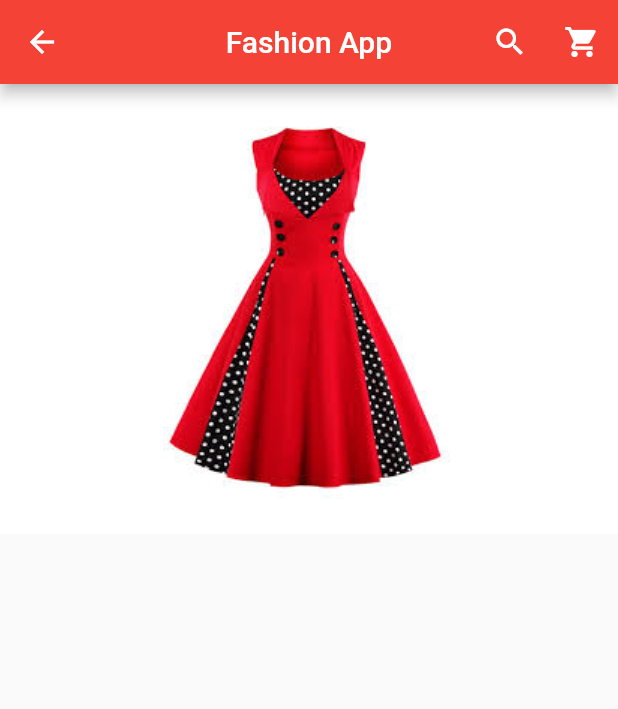
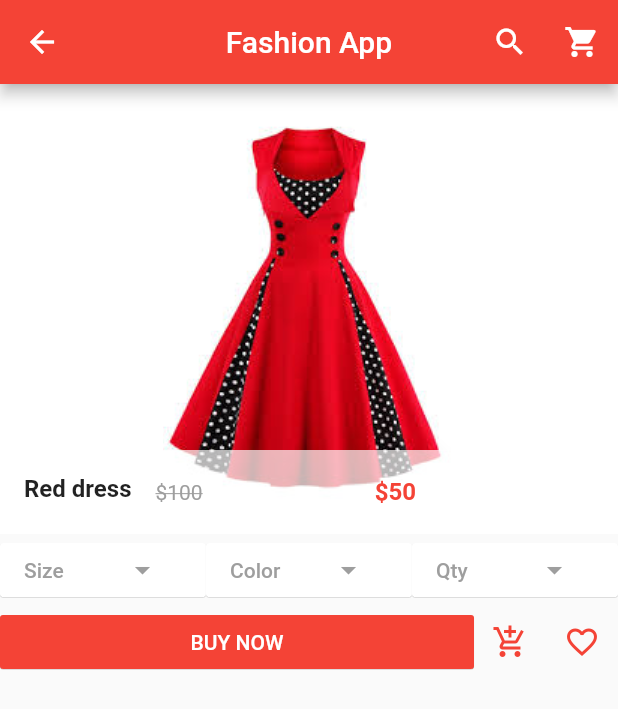
Before and after one commit to saurabhcool001/fashion, a Flutter app: the screen it shows after launch, after a tap on "Red dress", on a phone screen of 412 x 824 dp. Shown: the top 709 px of the screen. Run offline on Flutter 3.47's test engine with Material 2 defaults, Android fonts, the phone set to English and light mode, and no system bars; our stand-ins replace carousel_pro.

Commit message:
Fashion 11.0 Product Details Page Design

```diff
--- a/lib/pages/product_details.dart
+++ b/lib/pages/product_details.dart
@@ -50,14 +50,100 @@ class _ProductDetailsState extends State<ProductDetails> {
           children: <Widget>[
             new Container(
               height: 300.0,
-              child: Container(
-                color: Colors.white,
                 child: GridTile(
+                  child: Container(
+                    color: Colors.white,
                   //To access base class variable use "widget.___"
                     child: Image.asset(widget.productDetailsPicture),
                 ),
+                  footer: new Container(
+                    color: Colors.white70,
+                    child: ListTile(
+                      leading: new Text(widget.productDetailsName,
+                      style: TextStyle(fontWeight: FontWeight.bold, fontSize: 16.0),),
+                      title: new Row(
+                        children: <Widget>[
+                          Expanded(
+                              child: new Text("\$${widget.productDetailsOldPrice}",
+                              style: new TextStyle(color: Colors.grey,
+                              decoration: TextDecoration.lineThrough,
+                              fontSize: 14.0),)
+                          ),
+                          Expanded(child: new Text("\$${widget.productDetailsPrice}",
+                          style: new TextStyle(color: Colors.red, fontWeight: FontWeight.bold, fontSize: 16.0),)
+                          )
+                        ],
+                      ),
+                    ),
+                  ),
               ),
-            )
+            ),
+
+            Row(
+              children: <Widget>[
+                Expanded(
+                  child: MaterialButton(
+                    onPressed: (){},
+                    color: Colors.white,
+                    textColor: Colors.grey,
+                    elevation: 0.2,
+                    child: Row(
+                      children: <Widget>[
+                        Expanded(child: new Text("Size")),
+                        Expanded(child: new Icon(Icons.arrow_drop_down)),
+                      ],
+                    ),
+                  ),
+                ),
+                Expanded(
+                  child: MaterialButton(
+                    onPressed: (){},
+                    color: Colors.white,
+                    textColor: Colors.grey,
+                    elevation: 0.2,
+                    child: Row(
+                      children: <Widget>[
+                        Expanded(child: new Text("Color")),
+                        Expanded(child: new Icon(Icons.arrow_drop_down)),
+                      ],
+                    ),
+                  ),
+                ),
+                Expanded(
+                  child: MaterialButton(
+                    onPressed: (){},
+                    color: Colors.white,
+                    textColor: Colors.grey,
+                    elevation: 0.2,
+                    child: Row(
+                      children: <Widget>[
+                        Expanded(child: new Text("Qty")),
+                        Expanded(child: new Icon(Icons.arrow_drop_down)),
+                      ],
+                    ),
+                  ),
+                ),
+              ],
+            ),
+
+            //Buy Button
+            Row(
+              children: <Widget>[
+                Expanded(
+                  child: MaterialButton(
+                      onPressed: (){},
+                    color: Colors.red,
+                    textColor: Colors.white,
+                    elevation: 0.2,
+                    child: new Text("BUY NOW"),
+                  ),
+                ),
+
+                new IconButton(icon: Icon(Icons.add_shopping_cart), color: Colors.red, onPressed: (){}),
+                new IconButton(icon: Icon(Icons.favorite_border), color: Colors.red, onPressed: (){})
+              ],
+            ),
+
           ],
         ),
       ),
```
